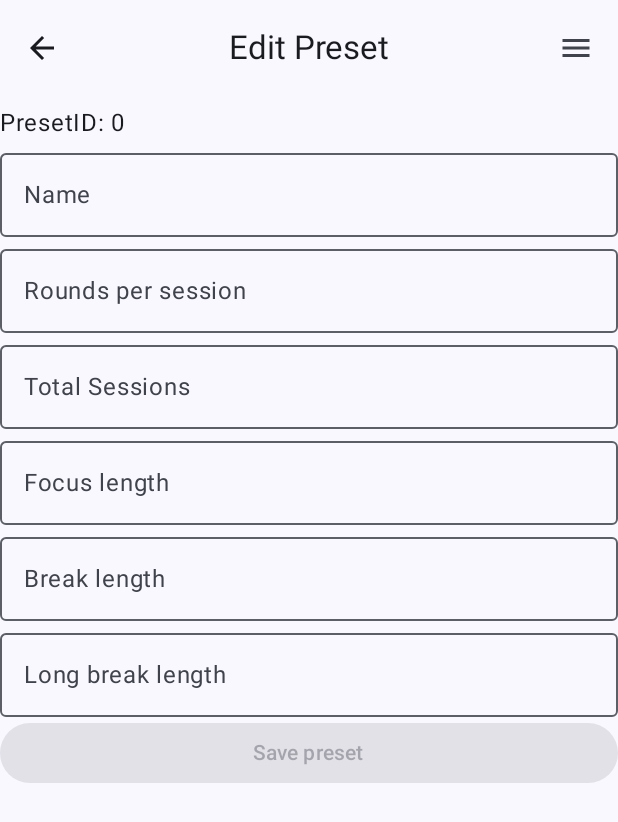
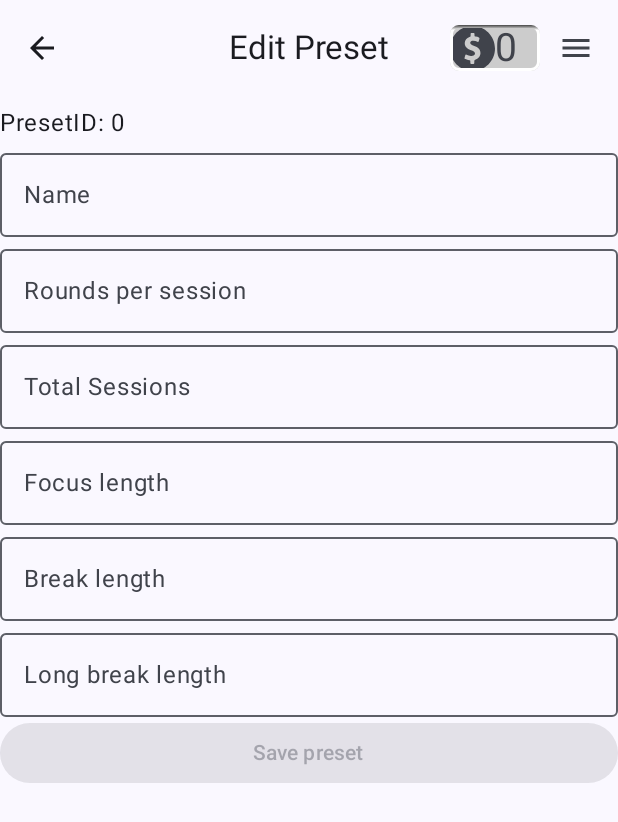
Before and after one commit to AndreMarthinsen/Hourglass-Pomodoro-app, an Android app built with Jetpack Compose: the composable PresetEditScreen called with empty values, on a phone screen of 412 x 824 dp. Shown: the top 822 px of the screen. Run offline under Robolectric (Android 15) with nearby library versions, the phone set to English and light mode, and no system bars; our stand-ins replace Room's generated code; 1 statement that could not run was skipped.

Commit message:
Added viewModel for Navbar; added currency display to navbar

```diff
--- a/app/src/main/java/com/example/assignment1/PomodoroApp.kt
+++ b/app/src/main/java/com/example/assignment1/PomodoroApp.kt
@@ -1,6 +1,16 @@
 package com.example.assignment1
 
+import androidx.compose.foundation.Image
+import androidx.compose.foundation.background
+import androidx.compose.foundation.layout.Box
+import androidx.compose.foundation.layout.BoxScope
 import androidx.compose.foundation.layout.Column
+import androidx.compose.foundation.layout.Row
+import androidx.compose.foundation.layout.fillMaxSize
+import androidx.compose.foundation.layout.fillMaxWidth
+import androidx.compose.foundation.layout.size
+import androidx.compose.foundation.layout.width
+import androidx.compose.foundation.shape.CircleShape
 import androidx.compose.material.icons.Icons
 import androidx.compose.material.icons.filled.ArrowBack
 import androidx.compose.material.icons.filled.Menu
@@ -8,21 +18,35 @@ import androidx.compose.material3.CenterAlignedTopAppBar
 import androidx.compose.material3.ExperimentalMaterial3Api
 import androidx.compose.material3.Icon
 import androidx.compose.material3.IconButton
+import androidx.compose.material3.Shapes
 import androidx.compose.material3.Text
 import androidx.compose.material3.TopAppBarDefaults
 import androidx.compose.material3.TopAppBarScrollBehavior
 import androidx.compose.runtime.Composable
+import androidx.compose.runtime.collectAsState
 import androidx.compose.runtime.getValue
 import androidx.compose.runtime.mutableStateOf
 import androidx.compose.runtime.remember
 import androidx.compose.runtime.setValue
+import androidx.compose.ui.Alignment
 import androidx.compose.ui.Modifier
+import androidx.compose.ui.graphics.Color
+import androidx.compose.ui.res.painterResource
+import androidx.compose.ui.text.style.TextAlign
+import androidx.compose.ui.unit.dp
+import androidx.compose.ui.unit.sp
+import androidx.lifecycle.viewmodel.compose.viewModel
 import androidx.navigation.NavController
 import androidx.navigation.NavHostController
 import androidx.navigation.compose.rememberNavController
+import com.example.assignment1.data.Unlockables
 import com.example.assignment1.services.TimerService
+import com.example.assignment1.ui.AppViewModelProvider
+import com.example.assignment1.ui.navbar.NavbarViewModel
 import com.example.assignment1.ui.navigation.DropDownNavigation
 import com.example.assignment1.ui.navigation.PomodoroNavHost
+import com.example.assignment1.ui.visuals.LitContainer
+import com.example.assignment1.ui.visuals.MetallicContainer
 
 @Composable
 fun PomodoroApp(
@@ -43,8 +67,10 @@ fun PomodoroTopAppBar(
     modifier: Modifier = Modifier,
     scrollBehavior: TopAppBarScrollBehavior? = null,
     navigateUp: () -> Unit = {},
-    navController: NavController
+    navController: NavController,
+    viewModel: NavbarViewModel = viewModel(factory = AppViewModelProvider.Factory)
 ) {
+    val unlockables : Unlockables by viewModel.unlockablesUiState.collectAsState()
     var expanded by remember { mutableStateOf(false) }
     Column() {
         CenterAlignedTopAppBar(
@@ -62,6 +88,7 @@ fun PomodoroTopAppBar(
                 }
             },
             actions = {
+                CurrencyDisplay(currency = unlockables.currency)
                 IconButton(onClick = {expanded = !expanded}) {
                     Icon(imageVector = Icons.Filled.Menu,contentDescription = null)
                 }
@@ -73,3 +100,27 @@ fun PomodoroTopAppBar(
     }
 
 }
+
+@Composable
+fun CurrencyDisplay(currency: Int) {
+    MetallicContainer(height = 5f, rounding = 6.dp) {
+        Row(
+            modifier = Modifier
+                .width(60.dp)
+        ) {
+            Icon(
+                painter = painterResource(id = R.drawable.coin_svgrepo_com),
+                contentDescription = "Image of coin with dollar sign",
+                modifier = Modifier
+                    .size(30.dp)
+                    .align(Alignment.CenterVertically)
+            )
+            Text(
+                text = "$currency",
+                fontSize = 26.sp,
+                modifier = Modifier
+                    .align(Alignment.CenterVertically)
+            )
+        }
+    }
+}
--- a/app/src/main/java/com/example/assignment1/ui/AppViewModelProvider.kt
+++ b/app/src/main/java/com/example/assignment1/ui/AppViewModelProvider.kt
@@ -6,6 +6,7 @@ import androidx.lifecycle.viewmodel.CreationExtras
 import androidx.lifecycle.viewmodel.initializer
 import androidx.lifecycle.viewmodel.viewModelFactory
 import com.example.assignment1.PomodoroApplication
+import com.example.assignment1.ui.navbar.NavbarViewModel
 import com.example.assignment1.ui.preset.timer.ActiveTimerViewModel
 import com.example.assignment1.ui.preset.PresetEditViewModel
 import com.example.assignment1.ui.preset.PresetsViewModel
@@ -30,6 +31,11 @@ object AppViewModelProvider {
                 pomodoroApplication()
             )
         }
+        initializer {
+            NavbarViewModel(
+                pomodoroApplication().container.unlockablesRepository
+            )
+        }
     }
 }
 
--- /dev/null
+++ b/app/src/main/java/com/example/assignment1/ui/navbar/NavbarViewModel.kt
@@ -0,0 +1,30 @@
+package com.example.assignment1.ui.navbar
+
+import androidx.lifecycle.ViewModel
+import androidx.lifecycle.viewModelScope
+import com.example.assignment1.data.Unlockables
+import com.example.assignment1.data.UnlockablesRepository
+import com.example.assignment1.ui.preset.PresetsViewModel
+import kotlinx.coroutines.flow.SharingStarted
+import kotlinx.coroutines.flow.StateFlow
+import kotlinx.coroutines.flow.map
+import kotlinx.coroutines.flow.stateIn
+
+class NavbarViewModel(private val unlockablesRepository: UnlockablesRepository) : ViewModel() {
+
+    val unlockablesUiState: StateFlow<Unlockables> =
+        unlockablesRepository.getFromUnlockablesStore().map { it }
+            .stateIn(
+                scope = viewModelScope,
+                started = SharingStarted.WhileSubscribed(NavbarViewModel.TIMEOUT_MILLIS),
+                initialValue = Unlockables(0)
+            )
+
+    companion object {
+        private const val TIMEOUT_MILLIS = 5_000L
+    }
+
+    suspend fun incrementCurrency(amount: Int) {
+        unlockablesRepository.updateCurrency(unlockablesUiState.value.currency + amount)
+    }
+}
--- a/app/src/main/java/com/example/assignment1/ui/preset/PresetsViewModel.kt
+++ b/app/src/main/java/com/example/assignment1/ui/preset/PresetsViewModel.kt
@@ -29,14 +29,6 @@ class PresetsViewModel(
                 initialValue = PresetsUiState()
             )
 
-    val unlockablesUiState: StateFlow<Unlockables> =
-        unlockablesRepository.getFromUnlockablesStore().map { it }
-            .stateIn(
-                scope = viewModelScope,
-                started = SharingStarted.WhileSubscribed(TIMEOUT_MILLIS),
-                initialValue = Unlockables(0)
-            )
-
     companion object {
         private const val TIMEOUT_MILLIS = 5_000L
     }
@@ -50,10 +42,6 @@ class PresetsViewModel(
             )
         }
     }
-
-    suspend fun incrementCurrency(amount: Int) {
-        unlockablesRepository.updateCurrency(unlockablesUiState.value.currency + amount)
-    }
 }
 
 data class PresetsUiState(val presetList: List<Preset> = listOf())
--- /dev/null
+++ b/app/src/main/res/drawable/coin_svgrepo_com.xml
@@ -0,0 +1,9 @@
+<vector xmlns:android="http://schemas.android.com/apk/res/android"
+    android:width="800dp"
+    android:height="800dp"
+    android:viewportWidth="486"
+    android:viewportHeight="486">
+  <path
+      android:pathData="M243,0C108.8,0 0,108.8 0,243s108.8,243 243,243s243,-108.8 243,-243S377.2,0 243,0zM312.8,338.8c-10.6,12.9 -24.4,21.6 -40.5,26c-7,1.9 -10.2,5.6 -9.8,12.9c0.3,7.2 0,14.3 -0.1,21.5c0,6.4 -3.3,9.8 -9.6,10c-4.1,0.1 -8.2,0.2 -12.3,0.2c-3.6,0 -7.2,0 -10.8,-0.1c-6.8,-0.1 -10,-4 -10,-10.6c-0.1,-5.2 -0.1,-10.5 -0.1,-15.7c-0.1,-11.6 -0.5,-12 -11.6,-13.8c-14.2,-2.3 -28.2,-5.5 -41.2,-11.8c-10.2,-5 -11.3,-7.5 -8.4,-18.3c2.2,-8 4.4,-16 6.9,-23.9c1.8,-5.8 3.5,-8.4 6.6,-8.4c1.8,0 4.1,0.9 7.2,2.5c14.4,7.5 29.7,11.7 45.8,13.7c2.7,0.3 5.4,0.5 8.1,0.5c7.5,0 14.8,-1.4 21.9,-4.5c17.9,-7.8 20.7,-28.5 5.6,-40.9c-5.1,-4.2 -11,-7.3 -17.1,-10c-15.7,-6.9 -32,-12.1 -46.8,-21c-24,-14.4 -39.2,-34.1 -37.4,-63.3c2,-33 20.7,-53.6 51,-64.6c12.5,-4.5 12.6,-4.4 12.6,-17.4c0,-4.4 -0.1,-8.8 0.1,-13.3c0.3,-9.8 1.9,-11.5 11.7,-11.8c1.1,0 2.3,0 3.4,0c1.9,0 3.8,0 5.7,0c0.8,0 1.6,0 2.3,0c18.6,0 18.6,0.8 18.7,20.9c0.1,14.8 0.1,14.8 14.8,17.1c11.3,1.8 22,5.1 32.4,9.7c5.7,2.5 7.9,6.5 6.1,12.6c-2.6,9 -5.1,18.1 -7.9,27c-1.8,5.4 -3.5,7.9 -6.7,7.9c-1.8,0 -4,-0.7 -6.8,-2.1c-14.4,-7 -29.5,-10.4 -45.3,-10.4c-2,0 -4.1,0.1 -6.1,0.2c-4.7,0.3 -9.3,0.9 -13.7,2.8c-15.6,6.8 -18.1,24 -4.8,34.6c6.7,5.4 14.4,9.2 22.3,12.5c13.8,5.7 27.6,11.2 40.7,18.4C330.9,250.9 342.1,303.2 312.8,338.8z"
+      android:fillColor="#000000"/>
+</vector>
```
